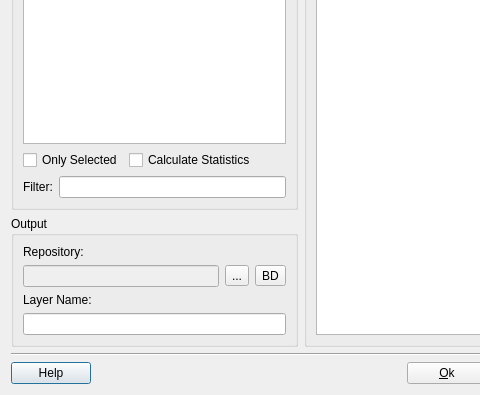
Old version of the form src/terralib/vp/qt/ui/AggregationDialogForm.ui in the repository claudiobogossian/terralib5; both pictures show x 0 to 480 and y 161 to 556 of the 584 by 556 pixel window.
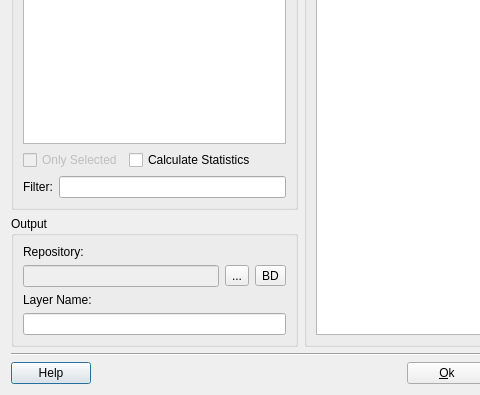
New version of the form. Custom widgets are drawn as their Qt base class.

Commit message: Ajuste interfaces VP

Diff of the .ui file:
```diff
--- a/src/terralib/vp/qt/ui/AggregationDialogForm.ui
+++ b/src/terralib/vp/qt/ui/AggregationDialogForm.ui
@@ -109,6 +109,9 @@
                <layout class="QGridLayout" name="gridLayout_10" columnstretch="0,0,1">
                 <item row="0" column="0">
                  <widget class="QCheckBox" name="m_onlySelectedCheckBox">
+                  <property name="enabled">
+                   <bool>false</bool>
+                  </property>
                   <property name="text">
                    <string>Only Selected</string>
                   </property>
```
The commit also changes 2 other files.
